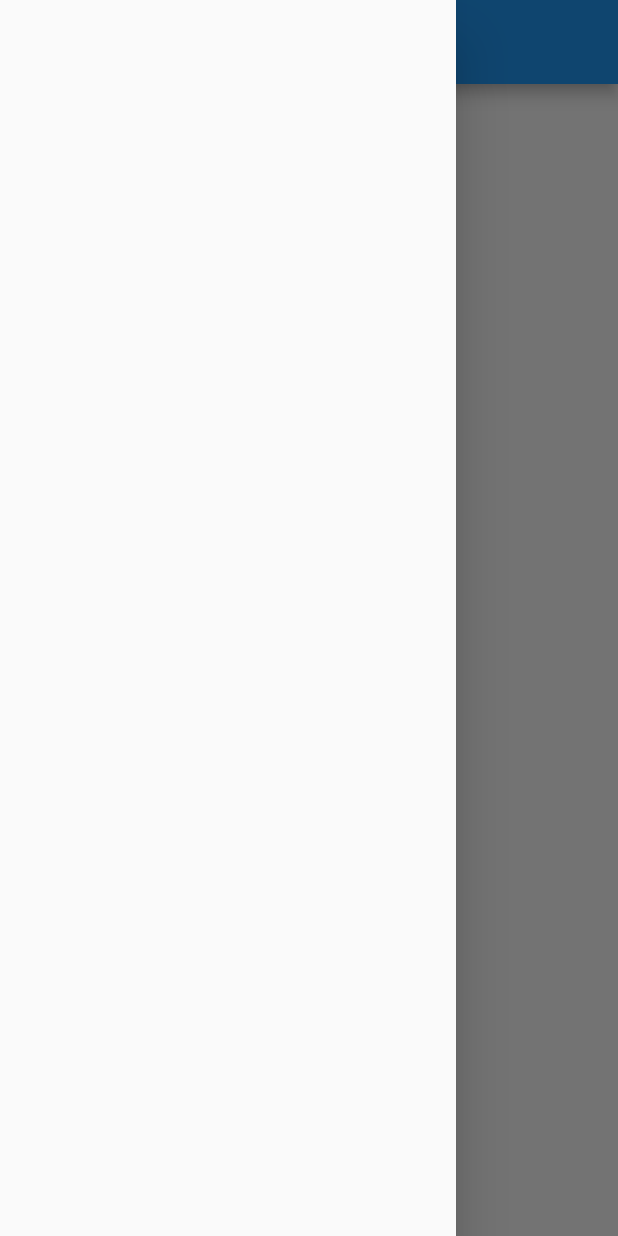
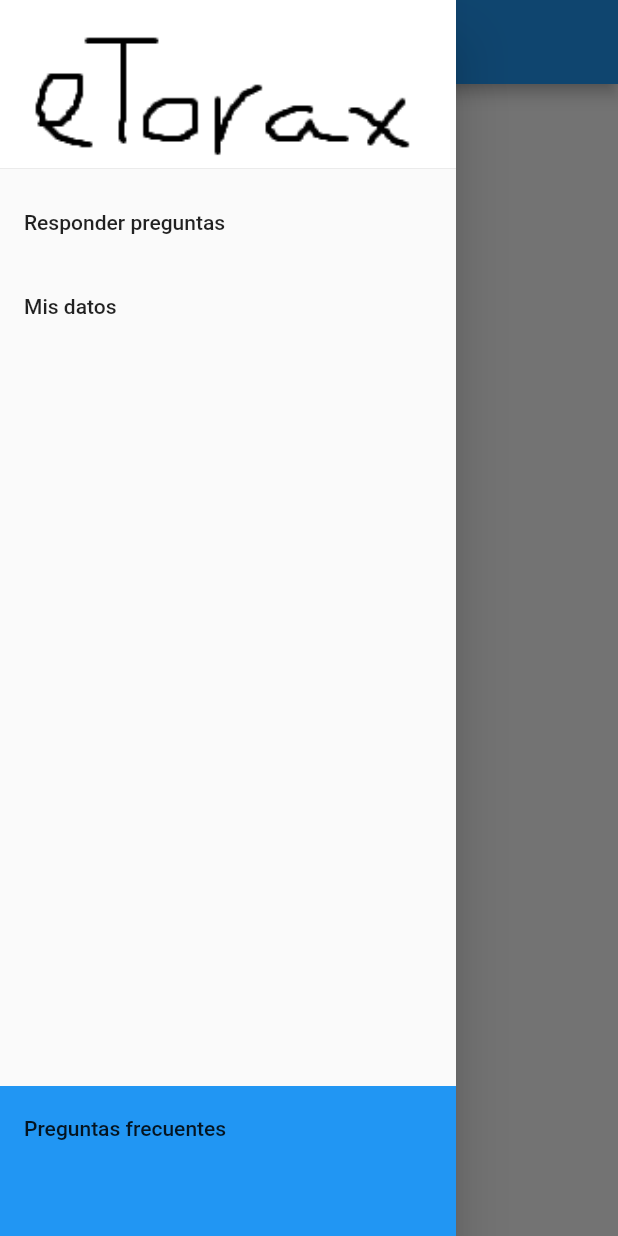
Before and after one commit to sanjuesc/etoraxMovil, a Flutter app: the MenuScreen screen opened directly, with the side drawer open, on a phone screen of 412 x 824 dp. Run offline on Flutter 3.47's test engine with Material 2 defaults, Android fonts, the phone set to English and light mode, and no system bars; our stand-ins replace firebase_core, firebase_messaging, flutter_dotenv, overlay_support, rxdart, shared_preferences; accounts and stored records are empty.

Commit message:
Menu lateral y boton debajo del todo del mismo menu

```diff
--- a/lib/src/screens/menu_screen.dart
+++ b/lib/src/screens/menu_screen.dart
@@ -19,7 +19,7 @@ class MenuScreenState extends State<MenuScreen> {
   Widget build(BuildContext context) {
     return Scaffold(
       resizeToAvoidBottomInset: false,
-      drawer: Drawer(),
+      drawer: miDrawer(),
       appBar: AppBar(
         title: Text("eTorax 2.0"),
       ),
@@ -32,4 +32,53 @@ class MenuScreenState extends State<MenuScreen> {
     );
   }
 
+  Widget miDrawer() {
+    return Drawer(
+      child: Column(
+        children: [
+          const SizedBox(
+            height: 120,
+            child: DrawerHeader(
+              decoration: BoxDecoration(
+                  color: Colors.blue,
+                  image: DecorationImage(
+                      image: AssetImage("assets/images/logo.png"),
+                      fit: BoxFit.fitWidth
+                  )
+              ), child: null,
+            ),
+          ),
+
+          ListTile(
+            title: const Text("Responder preguntas"),
+            onTap: (){
+              Navigator.pop(context);
+            },
+          ),
+          ListTile(
+            title: const Text("Mis datos"),
+            onTap: (){
+              Navigator.pop(context);
+            },
+          ),
+          Expanded(
+            child: Align(
+              alignment: Alignment.bottomCenter,
+              child: Container(
+                height: 100,
+                color: Colors.blue,// Give height of banner
+                child: ListTile(
+                  title: const Text("Preguntas frecuentes"),
+                  onTap: (){
+                    Navigator.pop(context);
+                  },
+                ),
+              ),
+            ),
+          ),
+        ],
+      ),
+    );
+  }
+
 }
```
